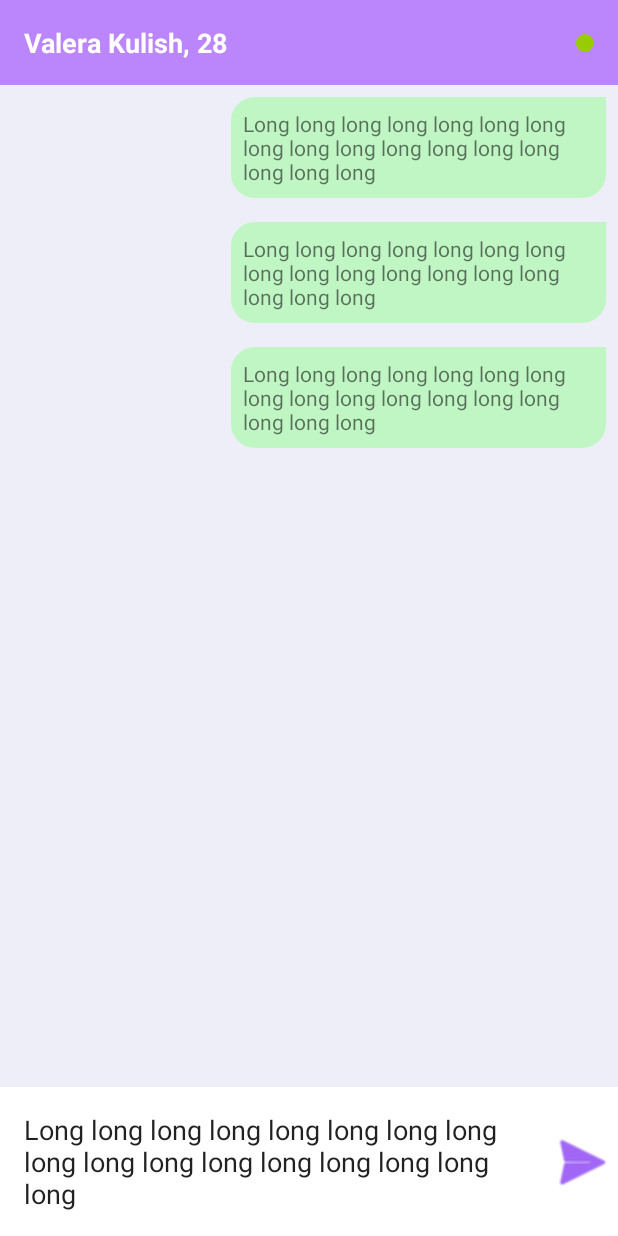
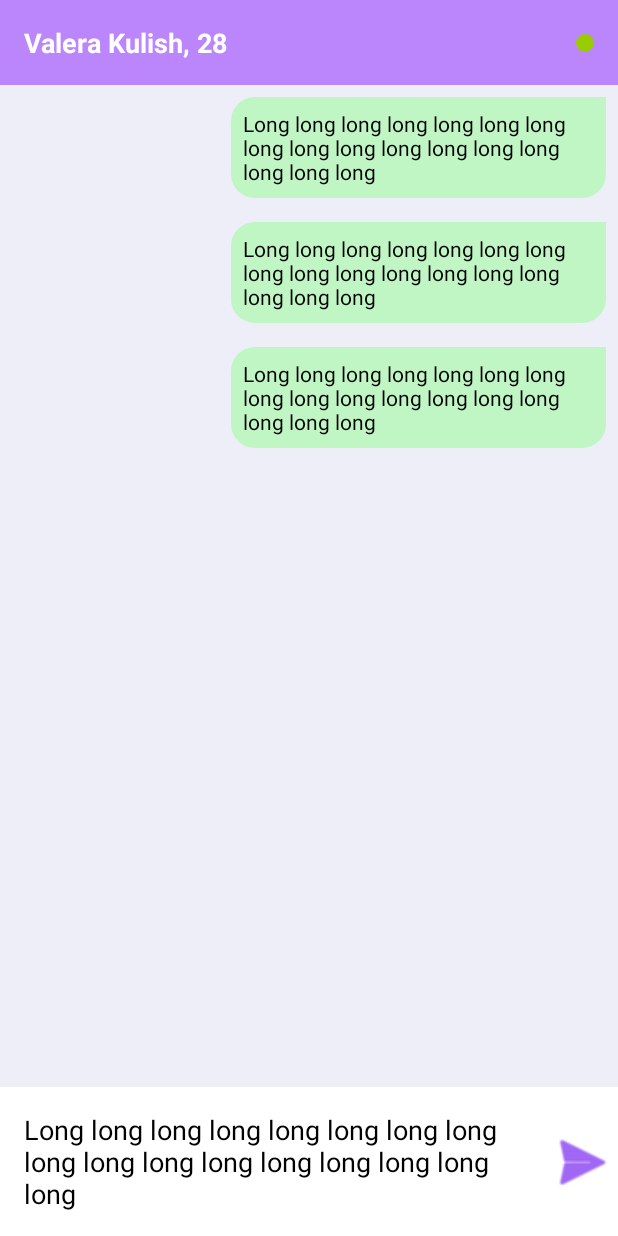
Before and after one commit to AmarantBCL/Nextssenger-Android-Firebase, an Android app: the layout activity_chat.xml on its own in the app's theme, with its tools: preview values and no code run, on a phone screen of 412 x 824 dp. Run offline under Robolectric (Android 15) with nearby library versions, the phone set to English and light mode, and no system bars.

```diff
--- a/app/src/main/java/com/example/android/nextssenger/ChatActivity.java
+++ b/app/src/main/java/com/example/android/nextssenger/ChatActivity.java
@@ -90,7 +90,7 @@ public class ChatActivity extends AppCompatActivity {
         viewModel.getOtherUser().observe(this, new Observer<User>() {
             @Override
             public void onChanged(User user) {
-                textViewName.setText(String.format("%s %s", user.getName(), user.getLastName()));
+                textViewName.setText(String.format("%s", user.getName()));
                 int backgroundId = user.isOnline() ? R.drawable.circle_green : R.drawable.circle_red;
                 Drawable drawable = ContextCompat.getDrawable(ChatActivity.this, backgroundId);
                 onlineStatus.setBackground(drawable);
--- a/app/src/main/java/com/example/android/nextssenger/adapters/UserAdapter.java
+++ b/app/src/main/java/com/example/android/nextssenger/adapters/UserAdapter.java
@@ -44,7 +44,7 @@ public class UserAdapter extends RecyclerView.Adapter<UserAdapter.UserViewHolder
     @Override
     public void onBindViewHolder(@NonNull UserViewHolder holder, int position) {
         User user = users.get(position);
-        String userInfo = String.format("%s %s, %s", user.getName(), user.getLastName(), user.getAge());
+        String userInfo = String.format("%s, %s", user.getName(), user.getAge());
         holder.textViewUser.setText(userInfo);
         int backgroundId = user.isOnline() ? R.drawable.circle_green : R.drawable.circle_red;
         Drawable drawable = ContextCompat.getDrawable(holder.itemView.getContext(), backgroundId);
--- a/app/src/main/res/layout/activity_chat.xml
+++ b/app/src/main/res/layout/activity_chat.xml
@@ -50,6 +50,7 @@
         android:paddingVertical="16dp"
         android:paddingStart="16dp"
         android:paddingEnd="48dp"
+        android:textColor="@color/black"
         app:layout_constraintBottom_toBottomOf="parent"
         tools:text="Long long long long long long long long long long long long long long long long long" />
 
--- a/app/src/main/res/layout/my_message_list_item.xml
+++ b/app/src/main/res/layout/my_message_list_item.xml
@@ -10,8 +10,9 @@
         android:id="@+id/tv_message"
         android:layout_width="wrap_content"
         android:layout_height="wrap_content"
+        android:background="@drawable/my_message_bg"
         android:maxWidth="250dp"
-        android:background="@drawable/my_message_bg"
+        android:textColor="@color/black"
         app:layout_constraintEnd_toEndOf="parent"
         app:layout_constraintTop_toTopOf="parent"
         tools:text="Long long long long long long long long long long long long long long long long long" />
--- a/app/src/main/res/layout/other_message_list_item.xml
+++ b/app/src/main/res/layout/other_message_list_item.xml
@@ -12,6 +12,7 @@
         android:layout_height="wrap_content"
         android:background="@drawable/other_message_bg"
         android:maxWidth="250dp"
+        android:textColor="@color/black"
         app:layout_constraintStart_toStartOf="parent"
         app:layout_constraintTop_toTopOf="parent"
         tools:text="Long long long long long long long long long long long long long long long long long" />
```
Also changed, not shown: app/src/main/res/values-night/theme.xml (renamed from app/src/main/res/values-night/themes.xml).
